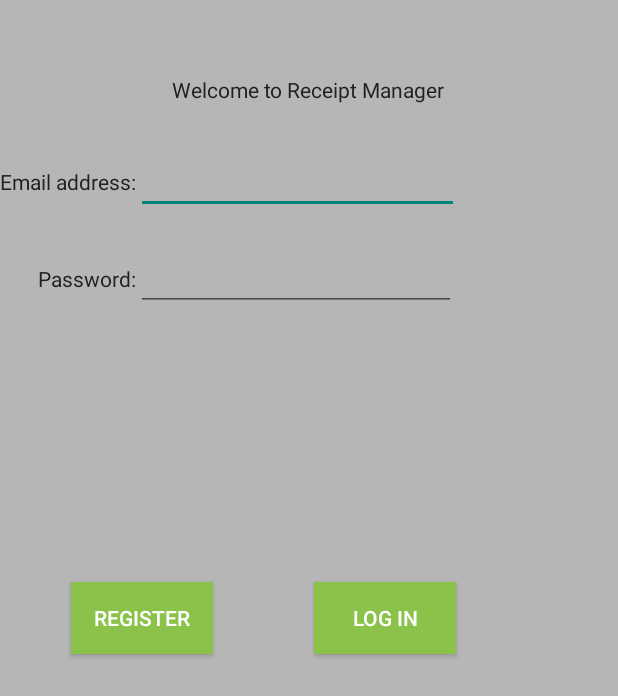
After one commit to TastyTaco/ReceiptManager-master, an Android app: the LogOn screen opened directly, with no data from a screen before it, on a phone screen of 412 x 824 dp. The commit adds this screen. Shown: the top 696 px of the screen. Run offline under Robolectric (Android 15) with nearby library versions, the phone set to English and light mode, and no system bars.

Commit message:
Started creating the views and classes for registering and logging in

```diff
--- a/app/src/main/AndroidManifest.xml
+++ b/app/src/main/AndroidManifest.xml
@@ -38,6 +38,10 @@
                 android:name="android.support.PARENT_ACTIVITY"
                 android:value="com.example.luke.receiptmanager.HomeActivity" />
         </activity>
+        <activity
+            android:name=".LogOn"
+            android:label="@string/title_activity_log_on" >
+        </activity>
     </application>
 
 </manifest>
--- /dev/null
+++ b/app/src/main/java/com/example/luke/receiptmanager/LogOn.java
@@ -0,0 +1,19 @@
+package com.example.luke.receiptmanager;
+
+import android.app.Activity;
+import android.support.v7.app.ActionBarActivity;
+import android.os.Bundle;
+import android.view.Menu;
+import android.view.MenuItem;
+
+
+public class LogOn extends Activity {
+
+    @Override
+    protected void onCreate(Bundle savedInstanceState) {
+        super.onCreate(savedInstanceState);
+        setContentView(R.layout.activity_log_on);
+    }
+
+
+}
--- /dev/null
+++ b/app/src/main/res/layout/activity_log_on.xml
@@ -0,0 +1,89 @@
+<RelativeLayout xmlns:android="http://schemas.android.com/apk/res/android"
+    xmlns:tools="http://schemas.android.com/tools" android:layout_width="match_parent"
+    android:layout_height="match_parent"
+    tools:context="com.example.luke.receiptmanager.LogOn"
+    android:background="#B6B6B6">
+
+    <TextView android:text="Welcome to Receipt Manager" android:layout_width="wrap_content"
+        android:layout_height="wrap_content"
+        android:layout_alignParentTop="true"
+        android:layout_centerHorizontal="true"
+        android:id="@+id/textView3"
+        android:textColor="#212121"
+        android:paddingTop="50dp" />
+
+    <EditText
+        android:layout_width="215dp"
+        android:layout_height="wrap_content"
+        android:id="@+id/txtEmail"
+        android:layout_marginTop="28dp"
+        android:textColor="#212121"
+        android:layout_below="@+id/textView3"
+        android:layout_toRightOf="@+id/textView4"
+        android:layout_toEndOf="@+id/textView4" />
+
+    <EditText
+        android:layout_width="wrap_content"
+        android:layout_height="wrap_content"
+        android:inputType="textPassword"
+        android:ems="10"
+        android:id="@+id/txtPassword"
+        android:layout_marginTop="19dp"
+        android:textColor="#212121"
+        android:layout_below="@+id/txtEmail"
+        android:layout_alignLeft="@+id/txtEmail"
+        android:layout_alignStart="@+id/txtEmail" />
+
+    <TextView
+        android:layout_width="wrap_content"
+        android:layout_height="wrap_content"
+        android:textAppearance="?android:attr/textAppearanceSmall"
+        android:text="Email address:"
+        android:id="@+id/textView4"
+        android:textColor="#212121"
+        android:layout_alignBaseline="@+id/txtEmail"
+        android:layout_alignBottom="@+id/txtEmail"
+        android:layout_alignParentLeft="true"
+        android:layout_alignParentStart="true" />
+
+    <TextView
+        android:layout_width="wrap_content"
+        android:layout_height="wrap_content"
+        android:textAppearance="?android:attr/textAppearanceSmall"
+        android:text="Password:"
+        android:id="@+id/textView5"
+        android:textColor="#212121"
+        android:layout_alignBaseline="@+id/txtPassword"
+        android:layout_alignBottom="@+id/txtPassword"
+        android:layout_toLeftOf="@+id/txtPassword"
+        android:layout_toStartOf="@+id/txtPassword" />
+
+    <Button
+        android:layout_width="wrap_content"
+        android:layout_height="wrap_content"
+        android:text="Register"
+        android:id="@+id/btnRegister"
+        android:layout_marginLeft="22dp"
+        android:layout_marginStart="22dp"
+        android:background="#8BC34A"
+        android:textColor="#ffffff"
+        android:paddingLeft="15dp"
+        android:paddingRight="15dp"
+        android:layout_centerVertical="true"
+        android:layout_alignLeft="@+id/textView5"
+        android:layout_alignStart="@+id/textView5" />
+
+    <Button
+        android:layout_width="wrap_content"
+        android:layout_height="wrap_content"
+        android:text="Log in"
+        android:id="@+id/btnLogIn"
+        android:background="#8BC34A"
+        android:textColor="#ffffff"
+        android:paddingLeft="25dp"
+        android:paddingRight="25dp"
+        android:layout_alignTop="@+id/btnRegister"
+        android:layout_alignRight="@+id/txtPassword"
+        android:layout_alignEnd="@+id/txtPassword" />
+
+</RelativeLayout>
--- a/app/src/main/res/values/strings.xml
+++ b/app/src/main/res/values/strings.xml
@@ -9,6 +9,7 @@
     <string name="addReceiptMoneySpent">Amount Spent:</string>
     <string name="addReceiptBtn">Add Receipt</string>
     <string name="title_activity_add_categories">Add Categories</string>
+    <string name="title_activity_log_on">LogOn</string>
 
     <!--<string-array name="listCategories">
         <item>Groceries</item>
```
Also changed, not shown: app/src/main/java/com/example/luke/receiptmanager/CreateAccount.java (added, +36 -0 lines), app/src/main/res/layout/create_account.xml (added, +67 -0 lines), app/src/main/res/menu/menu_log_on.xml (added, +7 -0 lines).
